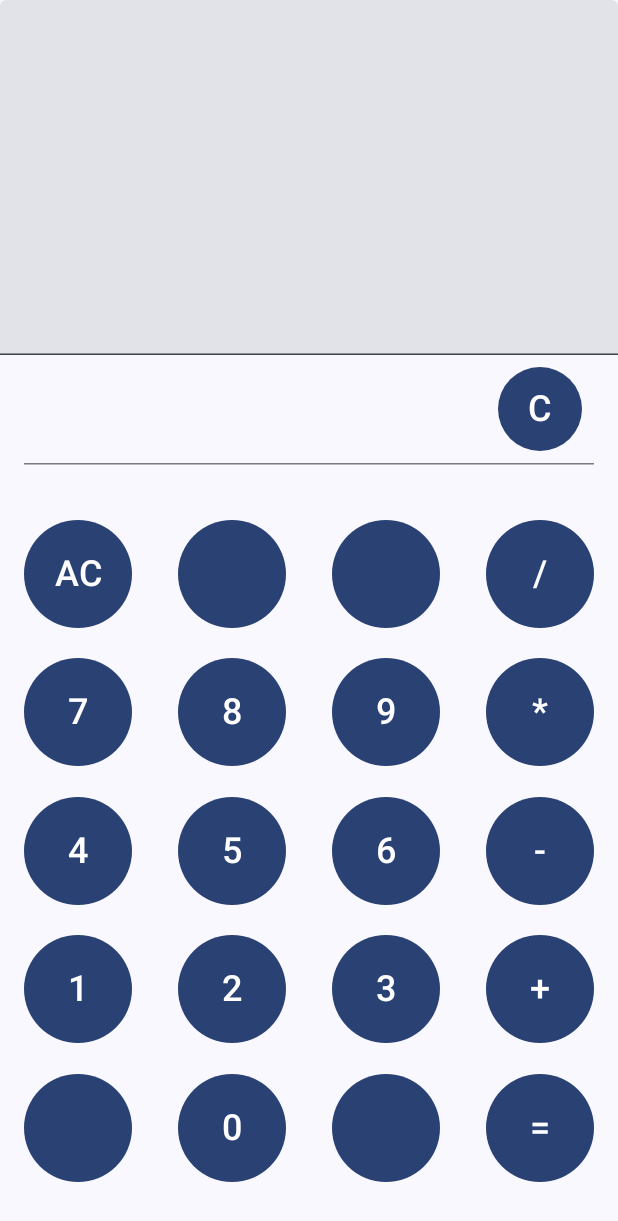
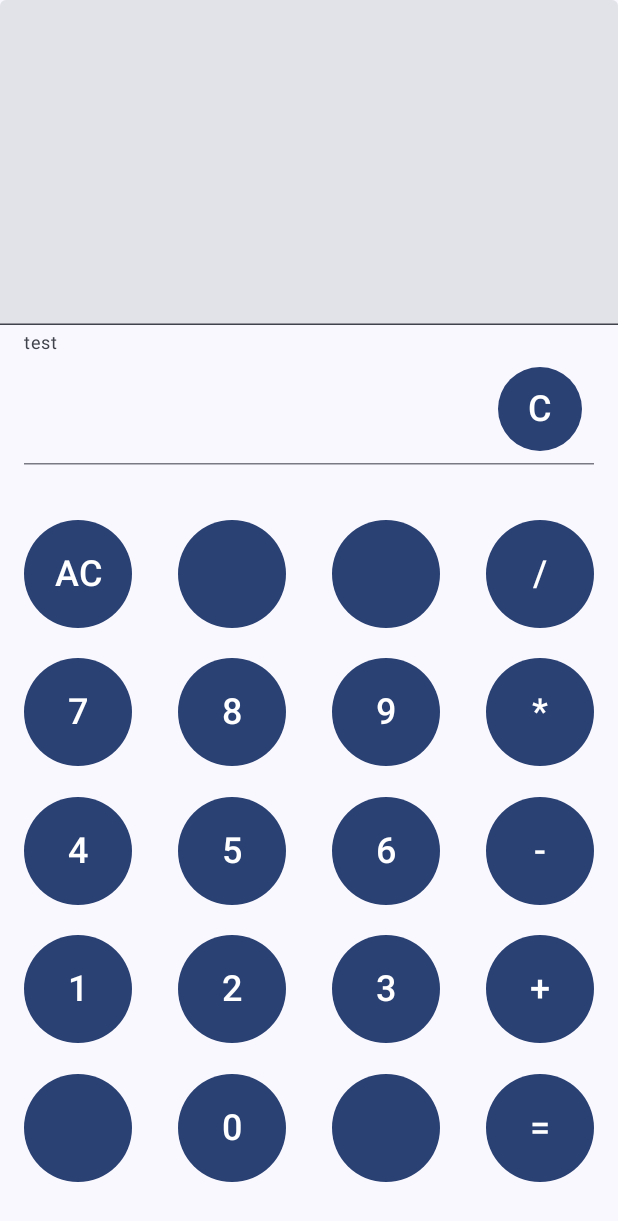
Before and after one commit to M0bileDev/CalculaltorProject, an Android app built with Jetpack Compose: the screen it shows after launch (MainActivity), on a phone screen of 412 x 824 dp. Shown: the top 1221 px of the screen. Run offline under Robolectric (Android 15) with nearby library versions, the phone set to English and light mode, and no system bars.

Commit message:
Text style update;

```diff
--- a/app/src/main/java/com/example/calculaltorproject/presentation/screen/displayer/Displayer.kt
+++ b/app/src/main/java/com/example/calculaltorproject/presentation/screen/displayer/Displayer.kt
@@ -4,11 +4,15 @@ import androidx.compose.foundation.layout.Box
 import androidx.compose.foundation.layout.absoluteOffset
 import androidx.compose.foundation.layout.fillMaxSize
 import androidx.compose.foundation.layout.padding
+import androidx.compose.material3.LocalTextStyle
+import androidx.compose.material3.MaterialTheme
+import androidx.compose.material3.Text
 import androidx.compose.material3.TextField
 import androidx.compose.runtime.Composable
 import androidx.compose.ui.Alignment
 import androidx.compose.ui.Modifier
 import androidx.compose.ui.unit.dp
+import androidx.compose.ui.unit.sp
 import com.example.calculaltorproject.presentation.components.RoundButton
 
 @Composable
@@ -25,7 +29,11 @@ fun Displayer(
                 .padding(bottom = 72.dp),
             value = value,
             onValueChange = onValueChange,
-            readOnly = true
+            readOnly = true,
+            textStyle = LocalTextStyle.current.copy(fontSize = 24.sp),
+            supportingText = {
+                Text("test", )
+            }
         )
         RoundButton(
             size = 56.dp,
```
